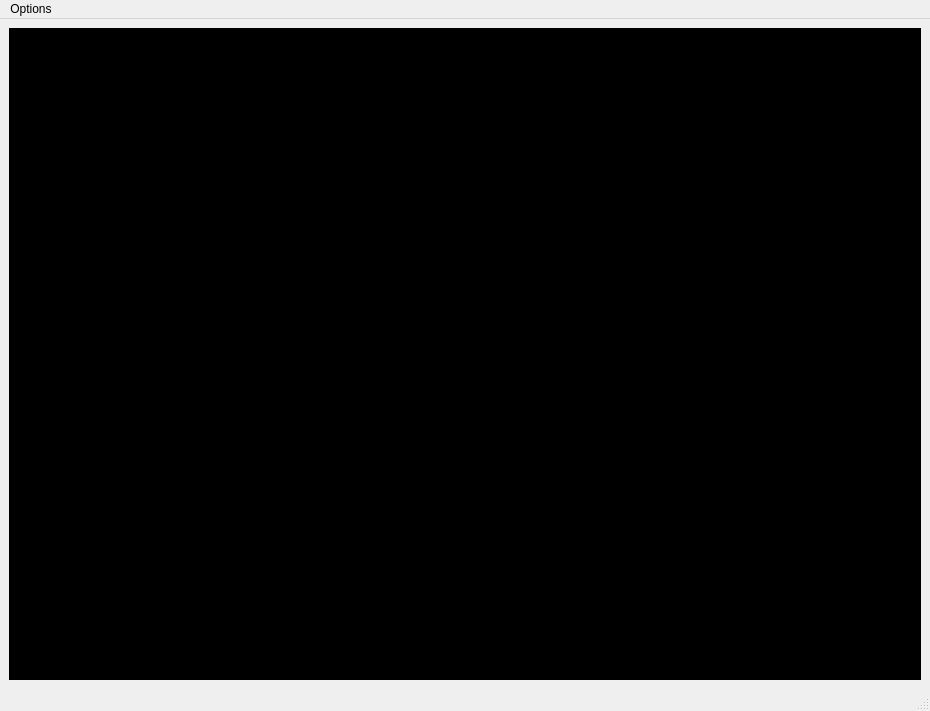
Above: test.ui from Lumpkins/output_report before the change. Below: the same form after it.
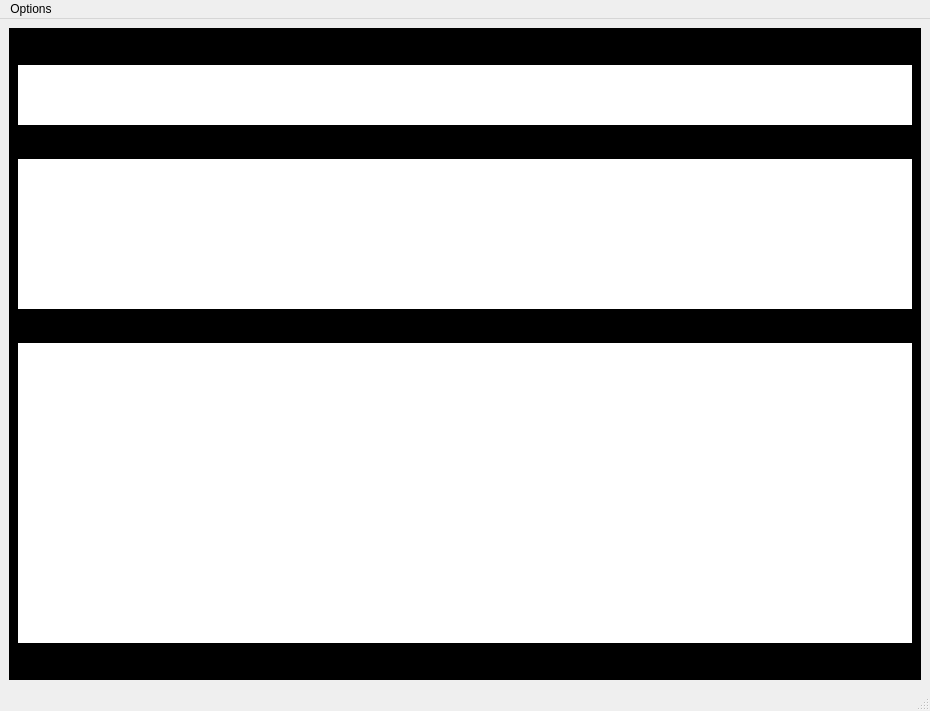
That is the form after the change.

Diff of the .ui file:
```diff
--- a/test.ui
+++ b/test.ui
@@ -14,8 +14,8 @@
    <string>MainWindow</string>
   </property>
   <widget class="QWidget" name="centralwidget">
-   <layout class="QVBoxLayout" name="verticalLayout">
-    <item>
+   <layout class="QGridLayout" name="gridLayout">
+    <item row="0" column="0">
      <widget class="QWidget" name="widget" native="true">
       <property name="palette">
        <palette>
@@ -462,6 +462,1067 @@
       <property name="autoFillBackground">
        <bool>true</bool>
       </property>
+      <layout class="QVBoxLayout" name="verticalLayout">
+       <item>
+        <widget class="QWidget" name="widget_3" native="true">
+         <property name="sizePolicy">
+          <sizepolicy hsizetype="Preferred" vsizetype="Fixed">
+           <horstretch>0</horstretch>
+           <verstretch>0</verstretch>
+          </sizepolicy>
+         </property>
+         <property name="minimumSize">
+          <size>
+           <width>0</width>
+           <height>60</height>
+          </size>
+         </property>
+         <property name="palette">
+          <palette>
+           <active>
+            <colorrole role="WindowText">
+             <brush brushstyle="SolidPattern">
+              <color alpha="255">
+               <red>255</red>
+               <green>255</green>
+               <blue>255</blue>
+              </color>
+             </brush>
+            </colorrole>
+            <colorrole role="Button">
+             <brush brushstyle="SolidPattern">
+              <color alpha="255">
+               <red>255</red>
+               <green>255</green>
+               <blue>255</blue>
+              </color>
+             </brush>
+            </colorrole>
+            <colorrole role="Light">
+             <brush brushstyle="SolidPattern">
+              <color alpha="255">
+               <red>255</red>
+               <green>255</green>
+               <blue>255</blue>
+              </color>
+             </brush>
+            </colorrole>
+            <colorrole role="Midlight">
+             <brush brushstyle="SolidPattern">
+              <color alpha="255">
+               <red>255</red>
+               <green>255</green>
+               <blue>255</blue>
+              </color>
+             </brush>
+            </colorrole>
+            <colorrole role="Dark">
+             <brush brushstyle="SolidPattern">
+              <color alpha="255">
+               <red>255</red>
+               <green>255</green>
+               <blue>255</blue>
+              </color>
+             </brush>
+            </colorrole>
+            <colorrole role="Mid">
+             <brush brushstyle="SolidPattern">
+              <color alpha="255">
+               <red>255</red>
+               <green>255</green>
+               <blue>255</blue>
+              </color>
+             </brush>
+            </colorrole>
+            <colorrole role="Text">
+             <brush brushstyle="SolidPattern">
+              <color alpha="255">
+               <red>255</red>
+               <green>255</green>
+               <blue>255</blue>
+              </color>
+             </brush>
+            </colorrole>
+            <colorrole role="BrightText">
+             <brush brushstyle="SolidPattern">
+              <color alpha="255">
+               <red>255</red>
+               <green>255</green>
+               <blue>255</blue>
+              </color>
+             </brush>
+            </colorrole>
+            <colorrole role="ButtonText">
+             <brush brushstyle="SolidPattern">
+              <color alpha="255">
+               <red>255</red>
+               <green>255</green>
+               <blue>255</blue>
+              </color>
+             </brush>
+            </colorrole>
+            <colorrole role="Base">
+             <brush brushstyle="SolidPattern">
+              <color alpha="255">
+               <red>255</red>
+               <green>255</green>
+               <blue>255</blue>
+              </color>
+             </brush>
+            </colorrole>
+            <colorrole role="Window">
+             <brush brushstyle="SolidPattern">
+              <color alpha="255">
+               <red>255</red>
+               <green>255</green>
+               <blue>255</blue>
+              </color>
+             </brush>
+            </colorrole>
+            <colorrole role="Shadow">
+             <brush brushstyle="SolidPattern">
+              <color alpha="255">
+               <red>255</red>
+               <green>255</green>
+               <blue>255</blue>
+              </color>
+             </brush>
+            </colorrole>
+           </active>
+           <inactive>
+            <colorrole role="WindowText">
+             <brush brushstyle="SolidPattern">
+              <color alpha="255">
+               <red>255</red>
+               <green>255</green>
+               <blue>255</blue>
+              </color>
+             </brush>
+            </colorrole>
+            <colorrole role="Button">
+             <brush brushstyle="SolidPattern">
+              <color alpha="255">
+               <red>255</red>
+               <green>255</green>
+               <blue>255</blue>
+              </color>
+             </brush>
+            </colorrole>
+            <colorrole role="Light">
+             <brush brushstyle="SolidPattern">
+              <color alpha="255">
+               <red>255</red>
+               <green>255</green>
+               <blue>255</blue>
+              </color>
+             </brush>
+            </colorrole>
+            <colorrole role="Midlight">
+             <brush brushstyle="SolidPattern">
+              <color alpha="255">
+               <red>255</red>
+               <green>255</green>
+               <blue>255</blue>
+              </color>
+             </brush>
+            </colorrole>
+            <colorrole role="Dark">
+             <brush brushstyle="SolidPattern">
+              <color alpha="255">
+               <red>255</red>
+               <green>255</green>
+               <blue>255</blue>
+              </color>
+             </brush>
+            </colorrole>
+            <colorrole role="Mid">
+             <brush brushstyle="SolidPattern">
+              <color alpha="255">
+               <red>255</red>
+               <green>255</green>
+               <blue>255</blue>
+              </color>
+             </brush>
+            </colorrole>
+            <colorrole role="Text">
+             <brush brushstyle="SolidPattern">
+              <color alpha="255">
+               <red>255</red>
+               <green>255</green>
+               <blue>255</blue>
+              </color>
+             </brush>
+            </colorrole>
+            <colorrole role="BrightText">
+             <brush brushstyle="SolidPattern">
+              <color alpha="255">
+               <red>255</red>
+               <green>255</green>
+               <blue>255</blue>
+              </color>
+             </brush>
+            </colorrole>
+            <colorrole role="ButtonText">
+             <brush brushstyle="SolidPattern">
+              <color alpha="255">
+               <red>255</red>
+               <green>255</green>
+               <blue>255</blue>
+              </color>
+             </brush>
+            </colorrole>
+            <colorrole role="Base">
+             <brush brushstyle="SolidPattern">
+              <color alpha="255">
+               <red>255</red>
+               <green>255</green>
+               <blue>255</blue>
+              </color>
+             </brush>
+            </colorrole>
+            <colorrole role="Window">
+             <brush brushstyle="SolidPattern">
+              <color alpha="255">
+               <red>255</red>
+               <green>255</green>
+               <blue>255</blue>
+              </color>
+             </brush>
+            </colorrole>
+            <colorrole role="Shadow">
+             <brush brushstyle="SolidPattern">
+              <color alpha="255">
+               <red>255</red>
+               <green>255</green>
+               <blue>255</blue>
+              </color>
+             </brush>
+            </colorrole>
+           </inactive>
+           <disabled>
+            <colorrole role="WindowText">
+             <brush brushstyle="SolidPattern">
+              <color alpha="255">
+               <red>255</red>
+               <green>255</green>
+               <blue>255</blue>
+              </color>
+             </brush>
+            </colorrole>
+            <colorrole role="Button">
+             <brush brushstyle="SolidPattern">
+              <color alpha="255">
+               <red>255</red>
+               <green>255</green>
+               <blue>255</blue>
+              </color>
+             </brush>
+            </colorrole>
+            <colorrole role="Light">
+             <brush brushstyle="SolidPattern">
+              <color alpha="255">
+               <red>255</red>
+               <green>255</green>
+               <blue>255</blue>
+              </color>
+             </brush>
+            </colorrole>
+            <colorrole role="Midlight">
+             <brush brushstyle="SolidPattern">
+              <color alpha="255">
+               <red>255</red>
+               <green>255</green>
+               <blue>255</blue>
+              </color>
+             </brush>
+            </colorrole>
+            <colorrole role="Dark">
+             <brush brushstyle="SolidPattern">
+              <color alpha="255">
+               <red>255</red>
+               <green>255</green>
+               <blue>255</blue>
+              </color>
+             </brush>
+            </colorrole>
+            <colorrole role="Mid">
+             <brush brushstyle="SolidPattern">
+              <color alpha="255">
+               <red>255</red>
+               <green>255</green>
+               <blue>255</blue>
+              </color>
+             </brush>
+            </colorrole>
+            <colorrole role="Text">
+             <brush brushstyle="SolidPattern">
+              <color alpha="255">
+               <red>255</red>
+               <green>255</green>
+               <blue>255</blue>
+              </color>
+             </brush>
+            </colorrole>
+            <colorrole role="BrightText">
+             <brush brushstyle="SolidPattern">
+              <color alpha="255">
+               <red>255</red>
+               <green>255</green>
+               <blue>255</blue>
+              </color>
+             </brush>
+            </colorrole>
+            <colorrole role="ButtonText">
+             <brush brushstyle="SolidPattern">
+              <color alpha="255">
+               <red>255</red>
+               <green>255</green>
+               <blue>255</blue>
+              </color>
+             </brush>
+            </colorrole>
+            <colorrole role="Base">
+             <brush brushstyle="SolidPattern">
+              <color alpha="255">
+               <red>255</red>
+               <green>255</green>
+               <blue>255</blue>
+              </color>
+             </brush>
+            </colorrole>
+            <colorrole role="Window">
+             <brush brushstyle="SolidPattern">
+              <color alpha="255">
+               <red>255</red>
+               <green>255</green>
+               <blue>255</blue>
+              </color>
+             </brush>
+            </colorrole>
+            <colorrole role="Shadow">
+             <brush brushstyle="SolidPattern">
+              <color alpha="255">
+               <red>255</red>
+               <green>255</green>
+               <blue>255</blue>
+              </color>
+             </brush>
+            </colorrole>
+           </disabled>
+          </palette>
+         </property>
+         <property name="autoFillBackground">
+          <bool>true</bool>
+         </property>
+        </widget>
+       </item>
+       <item>
+        <widget class="QWidget" name="widget_4" native="true">
+         <property name="sizePolicy">
+          <sizepolicy hsizetype="Preferred" vsizetype="Fixed">
+           <horstretch>0</horstretch>
+           <verstretch>0</verstretch>
+          </sizepolicy>
+         </property>
+         <property name="minimumSize">
+          <size>
+           <width>0</width>
+           <height>150</height>
+          </size>
+         </property>
+         <property name="palette">
+          <palette>
+           <active>
+            <colorrole role="WindowText">
+             <brush brushstyle="SolidPattern">
+              <color alpha="255">
+               <red>255</red>
+               <green>255</green>
+               <blue>255</blue>
+              </color>
+             </brush>
+            </colorrole>
+            <colorrole role="Button">
+             <brush brushstyle="SolidPattern">
+              <color alpha="255">
+               <red>255</red>
+               <green>255</green>
+               <blue>255</blue>
+              </color>
+             </brush>
+            </colorrole>
+            <colorrole role="Light">
+             <brush brushstyle="SolidPattern">
+              <color alpha="255">
+               <red>255</red>
+               <green>255</green>
+               <blue>255</blue>
+              </color>
+             </brush>
+            </colorrole>
+            <colorrole role="Midlight">
+             <brush brushstyle="SolidPattern">
+              <color alpha="255">
+               <red>255</red>
+               <green>255</green>
+               <blue>255</blue>
+              </color>
+             </brush>
+            </colorrole>
+            <colorrole role="Dark">
+             <brush brushstyle="SolidPattern">
+              <color alpha="255">
+               <red>255</red>
+               <green>255</green>
+               <blue>255</blue>
+              </color>
+             </brush>
+            </colorrole>
+            <colorrole role="Mid">
+             <brush brushstyle="SolidPattern">
+              <color alpha="255">
+               <red>255</red>
+               <green>255</green>
+               <blue>255</blue>
+              </color>
+             </brush>
+            </colorrole>
+            <colorrole role="Text">
+             <brush brushstyle="SolidPattern">
+              <color alpha="255">
+               <red>255</red>
+               <green>255</green>
+               <blue>255</blue>
+              </color>
+             </brush>
+            </colorrole>
+            <colorrole role="BrightText">
+             <brush brushstyle="SolidPattern">
+              <color alpha="255">
+               <red>255</red>
+               <green>255</green>
+               <blue>255</blue>
+              </color>
+             </brush>
+            </colorrole>
+            <colorrole role="ButtonText">
+             <brush brushstyle="SolidPattern">
+              <color alpha="255">
+               <red>255</red>
+               <green>255</green>
+               <blue>255</blue>
+              </color>
+             </brush>
+            </colorrole>
+            <colorrole role="Base">
+             <brush brushstyle="SolidPattern">
+              <color alpha="255">
+               <red>255</red>
+               <green>255</green>
+               <blue>255</blue>
+              </color>
+             </brush>
+            </colorrole>
+            <colorrole role="Window">
+             <brush brushstyle="SolidPattern">
+              <color alpha="255">
+               <red>255</red>
+               <green>255</green>
+               <blue>255</blue>
+              </color>
+             </brush>
+            </colorrole>
+            <colorrole role="Shadow">
+             <brush brushstyle="SolidPattern">
+              <color alpha="255">
+               <red>255</red>
+               <green>255</green>
+               <blue>255</blue>
+              </color>
+             </brush>
+            </colorrole>
+           </active>
+           <inactive>
+            <colorrole role="WindowText">
+             <brush brushstyle="SolidPattern">
+              <color alpha="255">
+               <red>255</red>
+               <green>255</green>
+               <blue>255</blue>
+              </color>
+             </brush>
+            </colorrole>
+            <colorrole role="Button">
+             <brush brushstyle="SolidPattern">
+              <color alpha="255">
+               <red>255</red>
+               <green>255</green>
+               <blue>255</blue>
+              </color>
+             </brush>
+            </colorrole>
+            <colorrole role="Light">
+             <brush brushstyle="SolidPattern">
+              <color alpha="255">
+               <red>255</red>
+               <green>255</green>
+               <blue>255</blue>
+              </color>
+             </brush>
+            </colorrole>
+            <colorrole role="Midlight">
+             <brush brushstyle="SolidPattern">
+              <color alpha="255">
+               <red>255</red>
+               <green>255</green>
+               <blue>255</blue>
+              </color>
+             </brush>
+            </colorrole>
+            <colorrole role="Dark">
+             <brush brushstyle="SolidPattern">
+              <color alpha="255">
+               <red>255</red>
+               <green>255</green>
+               <blue>255</blue>
+              </color>
+             </brush>
+            </colorrole>
+            <colorrole role="Mid">
+             <brush brushstyle="SolidPattern">
+              <color alpha="255">
+               <red>255</red>
+               <green>255</green>
+               <blue>255</blue>
+              </color>
+             </brush>
+            </colorrole>
+            <colorrole role="Text">
+             <brush brushstyle="SolidPattern">
+              <color alpha="255">
+               <red>255</red>
+               <green>255</green>
+               <blue>255</blue>
+              </color>
+             </brush>
+            </colorrole>
+            <colorrole role="BrightText">
+             <brush brushstyle="SolidPattern">
+              <color alpha="255">
+               <red>255</red>
+               <green>255</green>
+               <blue>255</blue>
+              </color>
+             </brush>
+            </colorrole>
+            <colorrole role="ButtonText">
+             <brush brushstyle="SolidPattern">
+              <color alpha="255">
+               <red>255</red>
+               <green>255</green>
+               <blue>255</blue>
+              </color>
+             </brush>
+            </colorrole>
+            <colorrole role="Base">
+             <brush brushstyle="SolidPattern">
+              <color alpha="255">
+               <red>255</red>
+               <green>255</green>
+               <blue>255</blue>
+              </color>
+             </brush>
+            </colorrole>
+            <colorrole role="Window">
+             <brush brushstyle="SolidPattern">
+              <color alpha="255">
+               <red>255</red>
+               <green>255</green>
+               <blue>255</blue>
+              </color>
+             </brush>
+            </colorrole>
+            <colorrole role="Shadow">
+             <brush brushstyle="SolidPattern">
+              <color alpha="255">
+               <red>255</red>
+               <green>255</green>
+               <blue>255</blue>
+              </color>
+             </brush>
+            </colorrole>
+           </inactive>
+           <disabled>
+            <colorrole role="WindowText">
+             <brush brushstyle="SolidPattern">
+              <color alpha="255">
+               <red>255</red>
+               <green>255</green>
+               <blue>255</blue>
+              </color>
+             </brush>
+            </colorrole>
+            <colorrole role="Button">
+             <brush brushstyle="SolidPattern">
+              <color alpha="255">
+               <red>255</red>
+               <green>255</green>
+               <blue>255</blue>
+              </color>
+             </brush>
+            </colorrole>
+            <colorrole role="Light">
+             <brush brushstyle="SolidPattern">
+              <color alpha="255">
+               <red>255</red>
+               <green>255</green>
+               <blue>255</blue>
+              </color>
+             </brush>
+            </colorrole>
+            <colorrole role="Midlight">
+             <brush brushstyle="SolidPattern">
+              <color alpha="255">
+               <red>255</red>
+               <green>255</green>
+               <blue>255</blue>
+              </color>
+             </brush>
+            </colorrole>
+            <colorrole role="Dark">
+             <brush brushstyle="SolidPattern">
+              <color alpha="255">
+               <red>255</red>
+               <green>255</green>
+               <blue>255</blue>
+              </color>
+             </brush>
+            </colorrole>
+            <colorrole role="Mid">
+             <brush brushstyle="SolidPattern">
+              <color alpha="255">
+               <red>255</red>
+               <green>255</green>
+               <blue>255</blue>
+              </color>
+             </brush>
+            </colorrole>
+            <colorrole role="Text">
+             <brush brushstyle="SolidPattern">
+              <color alpha="255">
+               <red>255</red>
+               <green>255</green>
+               <blue>255</blue>
+              </color>
+             </brush>
+            </colorrole>
+            <colorrole role="BrightText">
+             <brush brushstyle="SolidPattern">
+              <color alpha="255">
+               <red>255</red>
+               <green>255</green>
+               <blue>255</blue>
+              </color>
+             </brush>
+            </colorrole>
+            <colorrole role="ButtonText">
+             <brush brushstyle="SolidPattern">
+              <color alpha="255">
+               <red>255</red>
+               <green>255</green>
+               <blue>255</blue>
+              </color>
+             </brush>
+            </colorrole>
+            <colorrole role="Base">
+             <brush brushstyle="SolidPattern">
+              <color alpha="255">
+               <red>255</red>
+               <green>255</green>
+               <blue>255</blue>
+              </color>
+             </brush>
+            </colorrole>
+            <colorrole role="Window">
+             <brush brushstyle="SolidPattern">
+              <color alpha="255">
+               <red>255</red>
+               <green>255</green>
+               <blue>255</blue>
+              </color>
+             </brush>
+            </colorrole>
+            <colorrole role="Shadow">
+             <brush brushstyle="SolidPattern">
+              <color alpha="255">
+               <red>255</red>
+               <green>255</green>
+               <blue>255</blue>
+              </color>
+             </brush>
+            </colorrole>
+           </disabled>
+          </palette>
+         </property>
+         <property name="autoFillBackground">
+          <bool>true</bool>
+         </property>
+        </widget>
+       </item>
+       <item>
+        <widget class="QWidget" name="widget_2" native="true">
+         <property name="sizePolicy">
+          <sizepolicy hsizetype="Preferred" vsizetype="Fixed">
+           <horstretch>0</horstretch>
+           <verstretch>0</verstretch>
+          </sizepolicy>
+         </property>
+         <property name="minimumSize">
+          <size>
+           <width>0</width>
+           <height>300</height>
+          </size>
+         </property>
+         <property name="palette">
+          <palette>
+           <active>
+            <colorrole role="WindowText">
+             <brush brushstyle="SolidPattern">
+              <color alpha="255">
+               <red>255</red>
+               <green>255</green>
+               <blue>255</blue>
+              </color>
+             </brush>
+            </colorrole>
+            <colorrole role="Button">
+             <brush brushstyle="SolidPattern">
+              <color alpha="255">
+               <red>255</red>
+               <green>255</green>
+               <blue>255</blue>
+              </color>
+             </brush>
+            </colorrole>
+            <colorrole role="Light">
+             <brush brushstyle="SolidPattern">
+              <color alpha="255">
+               <red>255</red>
+               <green>255</green>
+               <blue>255</blue>
+              </color>
+             </brush>
+            </colorrole>
+            <colorrole role="Midlight">
+             <brush brushstyle="SolidPattern">
+              <color alpha="255">
+               <red>255</red>
+               <green>255</green>
+               <blue>255</blue>
+              </color>
+             </brush>
+            </colorrole>
+            <colorrole role="Dark">
+             <brush brushstyle="SolidPattern">
+              <color alpha="255">
+               <red>255</red>
+               <green>255</green>
+               <blue>255</blue>
+              </color>
+             </brush>
+            </colorrole>
+            <colorrole role="Mid">
+             <brush brushstyle="SolidPattern">
+              <color alpha="255">
+               <red>255</red>
+               <green>255</green>
+               <blue>255</blue>
+              </color>
+             </brush>
+            </colorrole>
+            <colorrole role="Text">
+             <brush brushstyle="SolidPattern">
+              <color alpha="255">
+               <red>255</red>
+               <green>255</green>
+               <blue>255</blue>
+              </color>
+             </brush>
+            </colorrole>
+            <colorrole role="BrightText">
+             <brush brushstyle="SolidPattern">
+              <color alpha="255">
+               <red>255</red>
+               <green>255</green>
+               <blue>255</blue>
+              </color>
+             </brush>
+            </colorrole>
+            <colorrole role="ButtonText">
+             <brush brushstyle="SolidPattern">
+              <color alpha="255">
+               <red>255</red>
+               <green>255</green>
+               <blue>255</blue>
+              </color>
+             </brush>
+            </colorrole>
+            <colorrole role="Base">
+             <brush brushstyle="SolidPattern">
+              <color alpha="255">
+               <red>255</red>
+               <green>255</green>
+               <blue>255</blue>
+              </color>
+             </brush>
+            </colorrole>
+            <colorrole role="Window">
+             <brush brushstyle="SolidPattern">
+              <color alpha="255">
+               <red>255</red>
+               <green>255</green>
+               <blue>255</blue>
+              </color>
+             </brush>
+            </colorrole>
+            <colorrole role="Shadow">
+             <brush brushstyle="SolidPattern">
+              <color alpha="255">
+               <red>255</red>
+               <green>255</green>
+               <blue>255</blue>
+              </color>
+             </brush>
+            </colorrole>
+           </active>
+           <inactive>
+            <colorrole role="WindowText">
+             <brush brushstyle="SolidPattern">
+              <color alpha="255">
+               <red>255</red>
+               <green>255</green>
+               <blue>255</blue>
+              </color>
+             </brush>
+            </colorrole>
+            <colorrole role="Button">
+             <brush brushstyle="SolidPattern">
+              <color alpha="255">
+               <red>255</red>
+               <green>255</green>
+               <blue>255</blue>
+              </color>
+             </brush>
+            </colorrole>
+            <colorrole role="Light">
+             <brush brushstyle="SolidPattern">
+              <color alpha="255">
+               <red>255</red>
+               <green>255</green>
+               <blue>255</blue>
+              </color>
+             </brush>
+            </colorrole>
+            <colorrole role="Midlight">
+             <brush brushstyle="SolidPattern">
+              <color alpha="255">
+               <red>255</red>
+               <green>255</green>
+               <blue>255</blue>
+              </color>
+             </brush>
+            </colorrole>
+            <colorrole role="Dark">
+             <brush brushstyle="SolidPattern">
+              <color alpha="255">
+               <red>255</red>
+               <green>255</green>
+               <blue>255</blue>
+              </color>
+             </brush>
+            </colorrole>
+            <colorrole role="Mid">
+             <brush brushstyle="SolidPattern">
+              <color alpha="255">
+               <red>255</red>
+               <green>255</green>
+               <blue>255</blue>
+              </color>
+             </brush>
+            </colorrole>
+            <colorrole role="Text">
+             <brush brushstyle="SolidPattern">
+              <color alpha="255">
+               <red>255</red>
+               <green>255</green>
+               <blue>255</blue>
+              </color>
+             </brush>
+            </colorrole>
+            <colorrole role="BrightText">
+             <brush brushstyle="SolidPattern">
+              <color alpha="255">
+               <red>255</red>
+               <green>255</green>
+               <blue>255</blue>
+              </color>
+             </brush>
+            </colorrole>
+            <colorrole role="ButtonText">
+             <brush brushstyle="SolidPattern">
+              <color alpha="255">
+               <red>255</red>
+               <green>255</green>
+               <blue>255</blue>
+              </color>
+             </brush>
+            </colorrole>
+            <colorrole role="Base">
+             <brush brushstyle="SolidPattern">
+              <color alpha="255">
+               <red>255</red>
+               <green>255</green>
+               <blue>255</blue>
+              </color>
+             </brush>
+            </colorrole>
+            <colorrole role="Window">
+             <brush brushstyle="SolidPattern">
+              <color alpha="255">
+               <red>255</red>
+               <green>255</green>
+               <blue>255</blue>
+              </color>
+             </brush>
+            </colorrole>
+            <colorrole role="Shadow">
+             <brush brushstyle="SolidPattern">
+              <color alpha="255">
+               <red>255</red>
+               <green>255</green>
+               <blue>255</blue>
+              </color>
+             </brush>
+            </colorrole>
+           </inactive>
+           <disabled>
+            <colorrole role="WindowText">
+             <brush brushstyle="SolidPattern">
+              <color alpha="255">
+               <red>255</red>
+               <green>255</green>
+               <blue>255</blue>
+              </color>
+             </brush>
+            </colorrole>
+            <colorrole role="Button">
+             <brush brushstyle="SolidPattern">
+              <color alpha="255">
+               <red>255</red>
+               <green>255</green>
+               <blue>255</blue>
+              </color>
+             </brush>
+            </colorrole>
+            <colorrole role="Light">
+             <brush brushstyle="SolidPattern">
+              <color alpha="255">
+               <red>255</red>
+               <green>255</green>
+               <blue>255</blue>
+              </color>
+             </brush>
+            </colorrole>
+            <colorrole role="Midlight">
+             <brush brushstyle="SolidPattern">
+              <color alpha="255">
+               <red>255</red>
+               <green>255</green>
+               <blue>255</blue>
+              </color>
+             </brush>
+            </colorrole>
+            <colorrole role="Dark">
+             <brush brushstyle="SolidPattern">
+              <color alpha="255">
+               <red>255</red>
+               <green>255</green>
+               <blue>255</blue>
+              </color>
+             </brush>
+            </colorrole>
+            <colorrole role="Mid">
+             <brush brushstyle="SolidPattern">
+              <color alpha="255">
+               <red>255</red>
+               <green>255</green>
+               <blue>255</blue>
+              </color>
+             </brush>
+            </colorrole>
+            <colorrole role="Text">
+             <brush brushstyle="SolidPattern">
+              <color alpha="255">
+               <red>255</red>
+               <green>255</green>
+               <blue>255</blue>
+              </color>
+             </brush>
+            </colorrole>
+            <colorrole role="BrightText">
+             <brush brushstyle="SolidPattern">
+              <color alpha="255">
+               <red>255</red>
+               <green>255</green>
+               <blue>255</blue>
+              </color>
+             </brush>
+            </colorrole>
+            <colorrole role="ButtonText">
+             <brush brushstyle="SolidPattern">
+              <color alpha="255">
+               <red>255</red>
+               <green>255</green>
+               <blue>255</blue>
+              </color>
+             </brush>
+            </colorrole>
+            <colorrole role="Base">
+             <brush brushstyle="SolidPattern">
+              <color alpha="255">
+               <red>255</red>
+               <green>255</green>
+               <blue>255</blue>
+              </color>
+             </brush>
+            </colorrole>
+            <colorrole role="Window">
+             <brush brushstyle="SolidPattern">
+              <color alpha="255">
+               <red>255</red>
+               <green>255</green>
+               <blue>255</blue>
+              </color>
+             </brush>
+            </colorrole>
+            <colorrole role="Shadow">
+             <brush brushstyle="SolidPattern">
+              <color alpha="255">
+               <red>255</red>
+               <green>255</green>
+               <blue>255</blue>
+              </color>
+             </brush>
+            </colorrole>
+           </disabled>
+          </palette>
+         </property>
+         <property name="autoFillBackground">
+          <bool>true</bool>
+         </property>
+        </widget>
+       </item>
+      </layout>
      </widget>
     </item>
    </layout>
```
